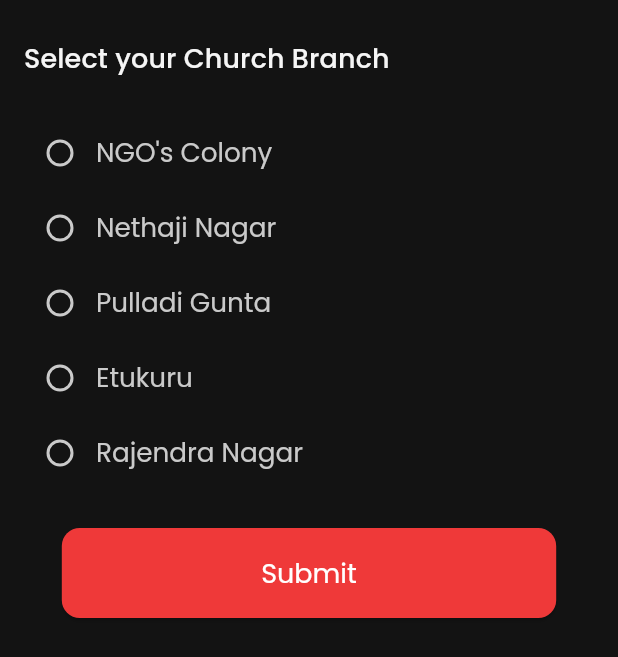
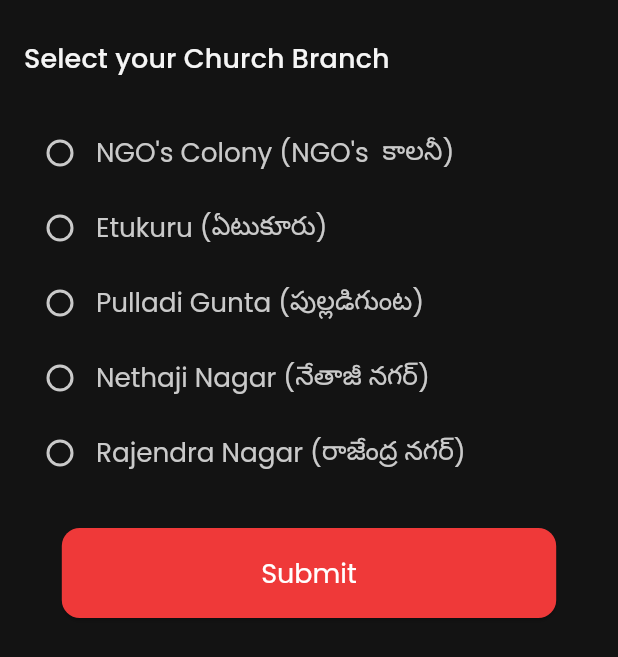
Before and after one commit to amcny/Gethsemane-Church, a Flutter app: the SelectionWidget screen opened by its route, on a phone screen of 412 x 824 dp. Shown: the top 657 px of the screen. Run offline on Flutter 3.47's test engine with Material 3 defaults, Android fonts, the phone set to English and light mode, and no system bars; drawn by our look-alikes of auto_size_text; our stand-ins replace flutter_animate, font_awesome_flutter, from_css_color, go_router, google_fonts, page_transition and 3 more; missing offline and left inert: json_path; accounts and stored records are empty.

Commit message:
added telugu language to radio button

```diff
--- a/lib/pages/selection/selection_widget.dart
+++ b/lib/pages/selection/selection_widget.dart
@@ -69,11 +69,11 @@ class _SelectionWidgetState extends State<SelectionWidget> {
                   padding: const EdgeInsetsDirectional.fromSTEB(16.0, 25.0, 0.0, 0.0),
                   child: FlutterFlowRadioButton(
                     options: [
-                      'NGO\'s Colony',
-                      'Nethaji Nagar',
-                      'Pulladi Gunta',
-                      'Etukuru',
-                      'Rajendra Nagar'
+                      'NGO\'s Colony (NGO\'s  కాలనీ)',
+                      'Etukuru (ఏటుకూరు)',
+                      'Pulladi Gunta (పుల్లడిగుంట)',
+                      'Nethaji Nagar (నేతాజీ నగర్)',
+                      'Rajendra Nagar (రాజేంద్ర నగర్)'
                     ].toList(),
                     onChanged: (val) => setState(() {}),
                     controller: _model.radioButtonValueController ??=
```
